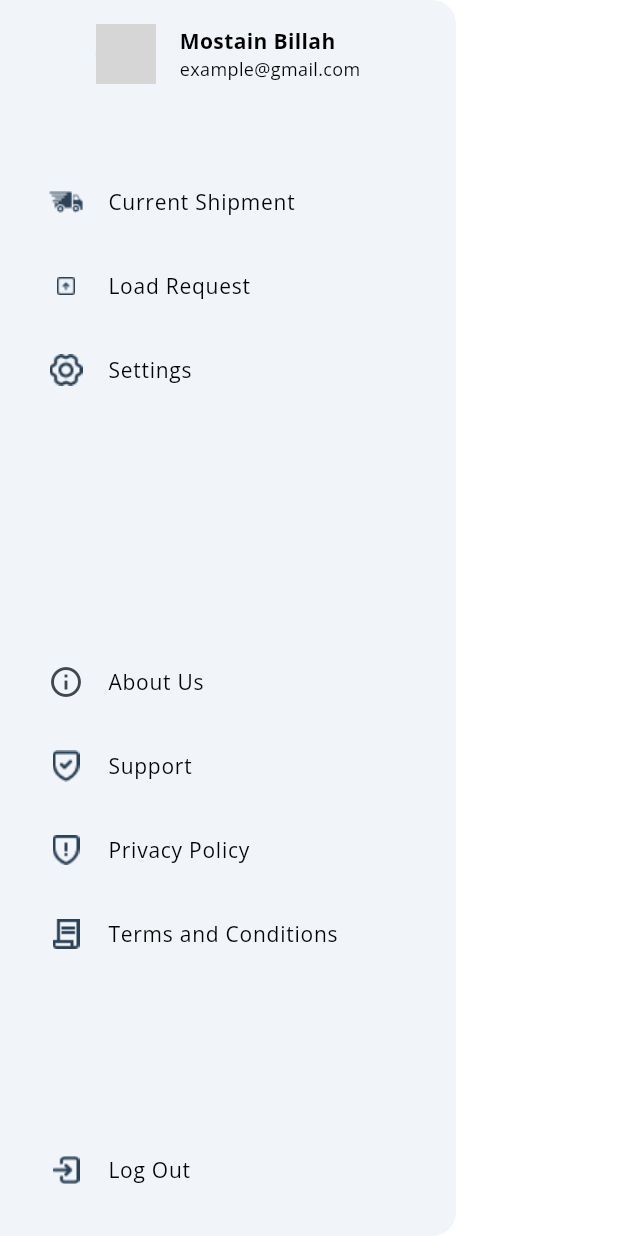
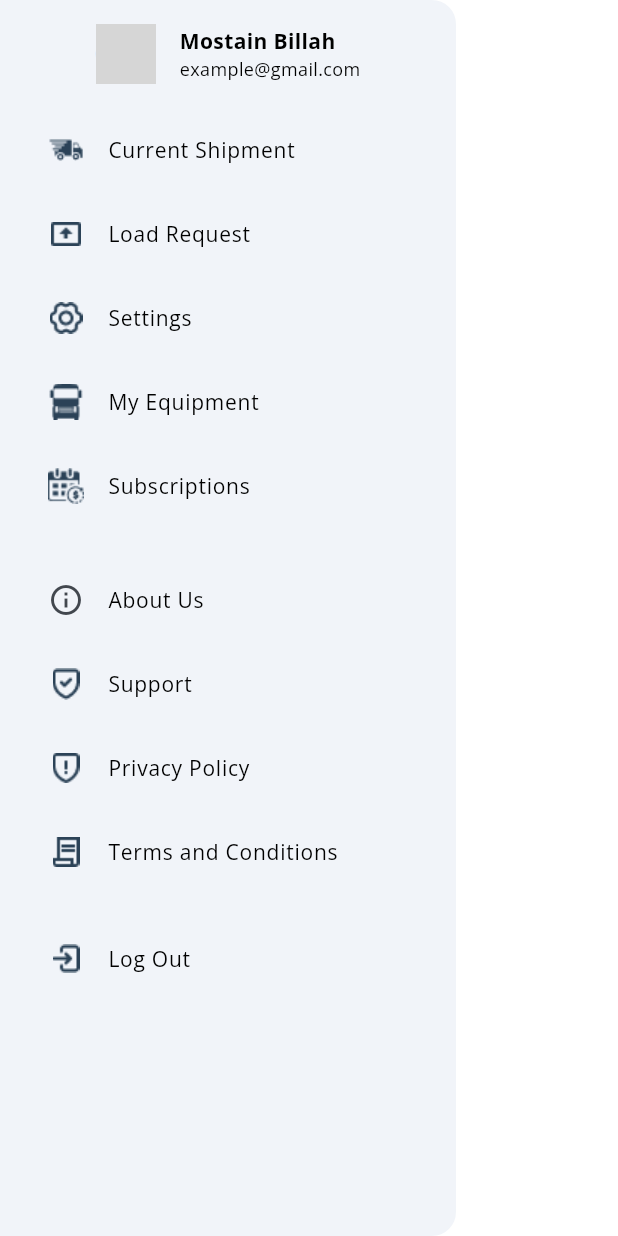
Before and after one commit to Shakil-Shak/ootms, a Flutter app: what driverCustomDrawer() shows on an empty page, opened directly, on a phone screen of 412 x 824 dp. Run offline on Flutter 3.47's test engine with Material 3 defaults, Android fonts, the phone set to English and light mode, and no system bars; our stand-ins replace carousel_slider, dotted_border, flutter_map, flutter_spinkit, font_awesome_flutter, google_fonts and 1 more; network calls fail; grey boxes are pictures that could not be loaded.

Commit message:
10/22/24

```diff
--- a/lib/presentation/screens/role/driver/home/driver_drawer.dart
+++ b/lib/presentation/screens/role/driver/home/driver_drawer.dart
@@ -10,11 +10,13 @@ import 'package:ootms/presentation/screens/role/driver/settings/driver_settings.
 import 'package:ootms/presentation/screens/role/driver/settings/driver_terms_conditions.dart';
 import 'package:ootms/presentation/screens/role/driver/shipping/driver_current_shipments.dart';
 import 'package:ootms/presentation/screens/role/driver/shipping/driver_load_request.dart';
+import 'package:ootms/presentation/screens/role/driver/subsciption.dart';
 
 Widget driverCustomDrawer(BuildContext context) {
   return Drawer(
     child: Padding(
       padding: const EdgeInsets.all(16.0),
+      child: SingleChildScrollView(
         child: Column(
           crossAxisAlignment: CrossAxisAlignment.start,
           children: [
@@ -39,7 +41,9 @@ Widget driverCustomDrawer(BuildContext context) {
                 ),
               ],
             ),
-          const Spacer(),
+            SizedBox(
+              height: 16,
+            ),
             // Menu items
             // DrawerMenuItem(
             //   iconPath: 'assets/icons/user home page/truck-svgrepo-com 1.png',
@@ -73,8 +77,25 @@ Widget driverCustomDrawer(BuildContext context) {
                 animetedNavigationPush(DriverSettingsPage(), context);
               },
             ),
-          const Spacer(
-            flex: 3,
+            DrawerMenuItem(
+              iconPath: 'assets/icons/user home page/truck-svgrepo-com 1.png',
+              text: 'My Equipment',
+              onTap: () {
+                Navigator.pop(context);
+                // animetedNavigationPush(, context);
+              },
+            ),
+
+            DrawerMenuItem(
+              iconPath: 'assets/icons/subscription.png',
+              text: 'Subscriptions',
+              onTap: () {
+                Navigator.pop(context);
+                animetedNavigationPush(SubscriptionPage(), context);
+              },
+            ),
+            SizedBox(
+              height: 20,
             ),
             // About and support section at the bottom
             DrawerMenuItem(
@@ -106,8 +127,8 @@ Widget driverCustomDrawer(BuildContext context) {
                 animetedNavigationPush(DriverTermsconditionsPage(), context);
               },
             ),
-          const Spacer(
-            flex: 2,
+            SizedBox(
+              height: 15,
             ),
             DrawerMenuItem(
               iconPath: 'assets/icons/logout.png',
@@ -117,5 +138,6 @@ Widget driverCustomDrawer(BuildContext context) {
           ],
         ),
       ),
+    ),
   );
 }
```
Also changed, not shown: assets/icons/arrow_up.png, assets/icons/subscription.png (added). Lines whose indentation alone changed are shown as unchanged.
